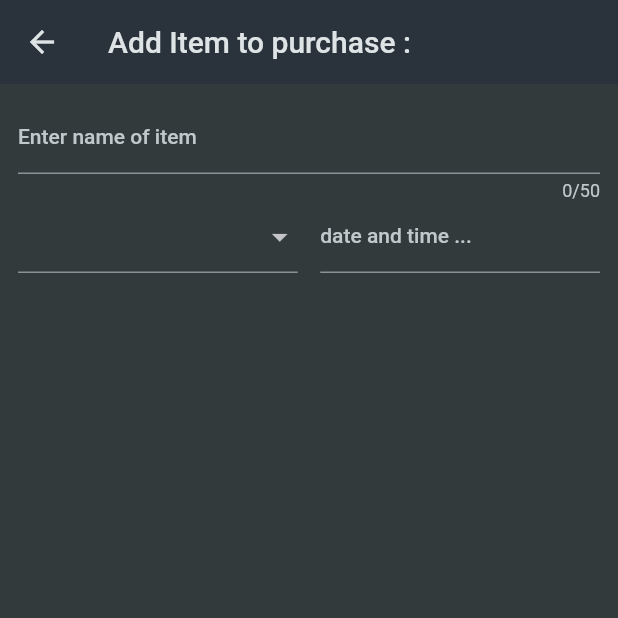
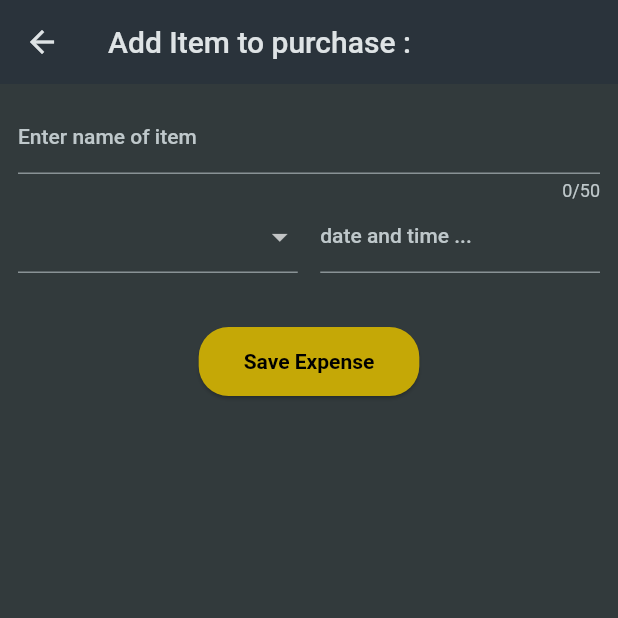
Before and after one commit to notrayo/shopping-list, a Flutter app: the AddItem screen opened directly, on a phone screen of 412 x 824 dp, the top half of it. Run offline on Flutter 3.47's test engine with Material 2 defaults, Android fonts, the phone set to English and light mode, and no system bars.

```diff
--- a/lib/screens/add_Item.dart
+++ b/lib/screens/add_Item.dart
@@ -1,5 +1,5 @@
 import 'package:flutter/material.dart';
-import 'package:shopping_list/models/cat_model.dart';
+//import 'package:shopping_list/models/cat_model.dart';
 import '../data/categories.dart';
 
 class AddItem extends StatefulWidget {
@@ -61,7 +61,37 @@ class _AddItemState extends State<AddItem> {
                     ),
                   ),
                 ],
-              )
+              ),
+              const SizedBox(height: 35),
+              Center(
+                child: SizedBox(
+                  // width: double.infinity,
+                  child: ElevatedButton(
+                    onPressed: () {
+                      //_saveExpense();
+                      // Navigator.of(context).pushReplacement(
+                      //   MaterialPageRoute(
+                      //     builder: (context) => const HomeScreen(),
+                      //   ),
+                      // );
+                    },
+                    style: ElevatedButton.styleFrom(
+                        shape: RoundedRectangleBorder(
+                          borderRadius: BorderRadius.circular(20),
+                        ),
+                        backgroundColor: const Color.fromARGB(255, 197, 168, 6),
+                        padding: const EdgeInsets.symmetric(
+                          horizontal: 30,
+                          vertical: 15,
+                        )),
+                    child: const Text(
+                      'Save Expense',
+                      style: TextStyle(
+                          color: Colors.black, fontWeight: FontWeight.bold),
+                    ),
+                  ),
+                ),
+              ),
             ],
           ),
         ));
```
Also changed, not shown: pubspec.yaml (+5 -7 lines), 58 other files.
